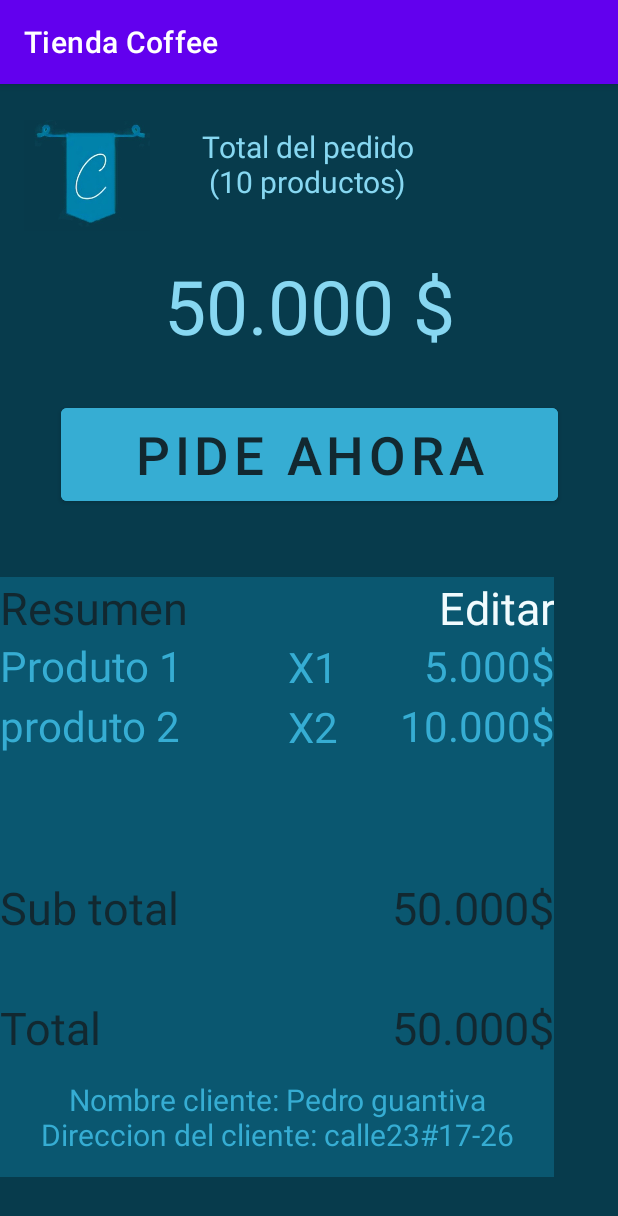
After one commit to juliangonzalez-ing/P57G10DM, an Android app: the PedidoOFacturacion screen opened directly, with no data from a screen before it, on a phone screen of 412 x 824 dp. The commit adds this screen. Shown: the top 1216 px of the screen. Run offline under Robolectric (Android 15) with nearby library versions, the phone set to English and light mode, and no system bars.

Commit message:
vitas_pedidos_y_comentarios

```diff
--- a/app/src/main/AndroidManifest.xml
+++ b/app/src/main/AndroidManifest.xml
@@ -10,6 +10,12 @@
         android:supportsRtl="true"
         android:theme="@style/Theme.TiendaCoffee">
         <activity
+            android:name=".PedidoOFacturacion"
+            android:exported="false" />
+        <activity
+            android:name=".comentarios_y_pedidos"
+            android:exported="false" />
+        <activity
             android:name=".MainActivity"
             android:exported="true">
             <intent-filter>
--- /dev/null
+++ b/app/src/main/java/com/example/tiendacoffee/PedidoOFacturacion.kt
@@ -0,0 +1,11 @@
+package com.example.tiendacoffee
+
+import androidx.appcompat.app.AppCompatActivity
+import android.os.Bundle
+
+class PedidoOFacturacion : AppCompatActivity() {
+    override fun onCreate(savedInstanceState: Bundle?) {
+        super.onCreate(savedInstanceState)
+        setContentView(R.layout.activity_pedido_ofacturacion)
+    }
+}
--- /dev/null
+++ b/app/src/main/res/layout/activity_pedido_ofacturacion.xml
@@ -0,0 +1,322 @@
+<?xml version="1.0" encoding="utf-8"?>
+<androidx.constraintlayout.widget.ConstraintLayout xmlns:android="http://schemas.android.com/apk/res/android"
+    xmlns:app="http://schemas.android.com/apk/res-auto"
+    xmlns:tools="http://schemas.android.com/tools"
+    android:layout_width="match_parent"
+    android:layout_height="match_parent"
+    android:background="#073B4C"
+    tools:context=".PedidoOFacturacion">
+
+    <ImageView
+        android:id="@+id/imageView4"
+        android:layout_width="84dp"
+        android:layout_height="90dp"
+        app:layout_constraintBottom_toBottomOf="parent"
+        app:layout_constraintEnd_toEndOf="parent"
+        app:layout_constraintHorizontal_bias="0.048"
+        app:layout_constraintStart_toStartOf="parent"
+        app:layout_constraintTop_toTopOf="parent"
+        app:layout_constraintVertical_bias="0.024"
+        app:srcCompat="@drawable/whatsapp_image_2021_11_11_at_2_25_53_pm" />
+
+    <Button
+        android:id="@+id/button6"
+        android:layout_width="331dp"
+        android:layout_height="74dp"
+        android:layout_marginBottom="292dp"
+
+        android:backgroundTint="#36ADD3"
+        android:gravity="center"
+        android:text="Pide ahora"
+        android:textColor="#122830"
+        android:textSize="35sp"
+        app:layout_constraintBottom_toBottomOf="parent"
+
+        app:layout_constraintEnd_toEndOf="parent"
+        app:layout_constraintStart_toStartOf="parent"
+        app:layout_constraintTop_toBottomOf="@+id/textView12"
+        app:layout_constraintVertical_bias="0.161" />
+
+    <TextView
+        android:id="@+id/textView12"
+        android:layout_width="215dp"
+        android:layout_height="59dp"
+        android:gravity="center_horizontal"
+        android:text="50.000 $"
+        android:textColor="#87D7F1"
+        android:textSize="50dp"
+        app:layout_constraintBottom_toBottomOf="parent"
+        app:layout_constraintEnd_toEndOf="parent"
+        app:layout_constraintStart_toStartOf="parent"
+        app:layout_constraintTop_toBottomOf="@+id/textView11"
+        app:layout_constraintVertical_bias="0.034" />
+
+    <TextView
+        android:id="@+id/textView11"
+        android:layout_width="162dp"
+        android:layout_height="65dp"
+        android:gravity="center_horizontal"
+        android:text="Total del pedido\n(10 productos)"
+        android:textColor="#87D7F1"
+        android:textSize="20dp"
+        app:layout_constraintBottom_toBottomOf="parent"
+        app:layout_constraintEnd_toEndOf="parent"
+        app:layout_constraintHorizontal_bias="0.497"
+        app:layout_constraintStart_toStartOf="parent"
+        app:layout_constraintTop_toTopOf="parent"
+        app:layout_constraintVertical_bias="0.04" />
+
+    <TableRow
+        android:id="@+id/tableRow"
+        android:layout_width="369dp"
+        android:layout_height="40dp"
+
+        android:background="#0A5770"
+        android:backgroundTint="#0A5770"
+        app:layout_constraintBottom_toBottomOf="parent"
+        app:layout_constraintTop_toBottomOf="@+id/button6"
+        app:layout_constraintVertical_bias="0.1"
+        tools:ignore="MissingConstraints"
+        tools:layout_editor_absoluteX="21dp">
+
+        <TextView
+            android:layout_width="171dp"
+            android:layout_height="match_parent"
+            android:text="Resumen"
+            android:textColor="#122830"
+            android:textSize="30dp" />
+
+        <TextView
+            android:layout_width="198dp"
+            android:layout_height="match_parent"
+            android:gravity="right"
+            android:text="Editar"
+            android:textColor="#F1FBFE"
+            android:textSize="30dp" />
+
+    </TableRow>
+
+    <TableRow
+        android:id="@+id/tableRow2"
+        android:layout_width="369dp"
+        android:layout_height="40dp"
+
+        android:background="#0A5770"
+        android:backgroundTint="#0A5770"
+        app:layout_constraintBottom_toBottomOf="parent"
+        app:layout_constraintTop_toBottomOf="@+id/tableRow"
+        app:layout_constraintVertical_bias="0.0"
+        tools:ignore="MissingConstraints"
+        tools:layout_editor_absoluteX="21dp">
+
+        <TextView
+            android:layout_width="171dp"
+            android:layout_height="match_parent"
+            android:text="Produto 1"
+            android:textColor="#36ADD3"
+            android:textSize="28dp" />
+
+        <TextView
+            android:layout_width="75dp"
+            android:layout_height="match_parent"
+            android:gravity="center"
+            android:text="X1"
+            android:textColor="#36ADD3"
+            android:textSize="28dp" />
+        <TextView
+            android:layout_height="match_parent"
+            android:gravity="right"
+            android:layout_width="123dp"
+            android:text="5.000$"
+            android:textColor="#36ADD3"
+            android:textSize="28dp" />
+    </TableRow>
+
+    <TableRow
+        android:id="@+id/tableRow3"
+        android:layout_width="369dp"
+        android:layout_height="40dp"
+
+        android:background="#0A5770"
+        android:backgroundTint="#0A5770"
+        app:layout_constraintBottom_toBottomOf="parent"
+        app:layout_constraintTop_toBottomOf="@+id/tableRow2"
+        app:layout_constraintVertical_bias="0.0"
+        tools:ignore="MissingConstraints"
+        tools:layout_editor_absoluteX="21dp">
+
+        <TextView
+            android:layout_width="171dp"
+            android:layout_height="match_parent"
+            android:text="produto 2"
+            android:textColor="#36ADD3"
+            android:textSize="28dp" />
+
+        <TextView
+            android:layout_width="75dp"
+            android:layout_height="match_parent"
+            android:gravity="center"
+            android:text="X2"
+            android:textColor="#36ADD3"
+            android:textSize="28dp" />
+        <TextView
+            android:layout_height="match_parent"
+            android:gravity="right"
+            android:layout_width="123dp"
+            android:text="10.000$"
+            android:textColor="#36ADD3"
+            android:textSize="28dp" />
+    </TableRow>
+    <TableRow
+        android:id="@+id/tableRow4"
+        android:layout_width="369dp"
+        android:layout_height="40dp"
+
+        android:background="#0A5770"
+        android:backgroundTint="#0A5770"
+        app:layout_constraintBottom_toBottomOf="parent"
+        app:layout_constraintTop_toBottomOf="@+id/tableRow3"
+        app:layout_constraintVertical_bias="0.0"
+        tools:ignore="MissingConstraints"
+        tools:layout_editor_absoluteX="21dp">
+
+        <TextView
+            android:layout_width="171dp"
+            android:layout_height="match_parent"
+            android:text=""
+            android:textColor="#122830"
+            android:textSize="28dp" />
+
+        <TextView
+            android:layout_width="75dp"
+            android:layout_height="match_parent"
+            android:gravity="center"
+            android:text=""
+            android:textColor="#122830"
+            android:textSize="28dp" />
+        <TextView
+            android:layout_width="123dp"
+            android:layout_height="match_parent"
+            android:gravity="right"
+            android:text=""
+            android:textColor="#122830"
+            android:textSize="28dp" />
+    </TableRow>
+    <TableRow
+        android:id="@+id/tableRow5"
+        android:layout_width="369dp"
+        android:layout_height="40dp"
+
+        android:background="#0A5770"
+        android:backgroundTint="#0A5770"
+        app:layout_constraintBottom_toBottomOf="parent"
+        app:layout_constraintTop_toBottomOf="@+id/tableRow4"
+        app:layout_constraintVertical_bias="0.0"
+        tools:ignore="MissingConstraints"
+        tools:layout_editor_absoluteX="21dp">
+
+        <TextView
+            android:layout_width="171dp"
+            android:layout_height="match_parent"
+            android:text=""
+            android:textColor="#122830"
+            android:textSize="28dp" />
+
+        <TextView
+            android:layout_width="75dp"
+            android:layout_height="match_parent"
+            android:gravity="center"
+            android:text=""
+            android:textColor="#122830"
+            android:textSize="28dp" />
+        <TextView
+            android:layout_width="123dp"
+            android:layout_height="match_parent"
+            android:gravity="right"
+            android:text=""
+            android:textColor="#122830"
+            android:textSize="28dp" />
+    </TableRow>
+    <TableRow
+        android:id="@+id/tableRow6"
+        android:layout_width="369dp"
+        android:layout_height="80dp"
+
+        android:background="#0A5770"
+        android:backgroundTint="#0A5770"
+        app:layout_constraintBottom_toBottomOf="parent"
+        app:layout_constraintTop_toBottomOf="@+id/tableRow5"
+        app:layout_constraintVertical_bias="0.0"
+        tools:ignore="MissingConstraints"
+        tools:layout_editor_absoluteX="21dp">
+
+        <TextView
+            android:layout_width="171dp"
+            android:layout_height="wrap_content"
+            android:text="Sub total"
+            android:textColor="#122830"
+            android:textSize="30dp" />
+
+        <TextView
+            android:layout_height="wrap_content"
+            android:layout_width="198dp"
+            android:gravity="right"
+            android:text="50.000$"
+            android:textColor="#122830"
+            android:textSize="30dp" />
+    </TableRow>
+
+    <TableRow
+        android:id="@+id/tableRow8"
+        android:layout_width="369dp"
+        android:layout_height="40dp"
+
+        android:background="#0A5770"
+        android:backgroundTint="#0A5770"
+        app:layout_constraintBottom_toBottomOf="parent"
+        app:layout_constraintTop_toBottomOf="@+id/tableRow6"
+        app:layout_constraintVertical_bias="0.0"
+        tools:ignore="MissingConstraints"
+        tools:layout_editor_absoluteX="21dp">
+
+        <TextView
+            android:layout_width="171dp"
+            android:layout_height="match_parent"
+            android:text="Total"
+            android:textColor="#122830"
+            android:textSize="30dp" />
+
+        <TextView
+            android:layout_width="198dp"
+            android:layout_height="match_parent"
+            android:gravity="right"
+            android:text="50.000$"
+            android:textColor="#122830"
+            android:textSize="30dp" />
+    </TableRow>
+    <TableRow
+        android:id="@+id/tableRow9"
+        android:layout_width="369dp"
+        android:layout_height="80dp"
+
+        android:background="#0A5770"
+        android:backgroundTint="#0A5770"
+        app:layout_constraintBottom_toBottomOf="parent"
+        app:layout_constraintTop_toBottomOf="@+id/tableRow8"
+        app:layout_constraintVertical_bias="0.0"
+        tools:ignore="MissingConstraints"
+        tools:layout_editor_absoluteX="21dp">
+
+        <TextView
+            android:layout_width="369dp"
+            android:layout_height="match_parent"
+            android:gravity="center"
+            android:text="Nombre cliente: Pedro guantiva\nDireccion del cliente: calle23#17-26"
+            android:textColor="#36ADD3"
+            android:textSize="20dp" />
+
+    </TableRow>
+
+
+
+</androidx.constraintlayout.widget.ConstraintLayout>
```
Also changed, not shown: app/src/main/java/com/example/tiendacoffee/comentarios_y_pedidos.kt (added, +11 -0 lines), app/src/main/res/layout/activity_main.xml (+8 -0 lines), app/src/main/res/layout/comentarios_y_pedidos.xml (added, +163 -0 lines), app/src/main/res/drawable/bottonatras.JPG (added), app/src/main/res/drawable/carrito2.JPG (added), app/src/main/res/drawable/imagen_caje2.jpg (added).
